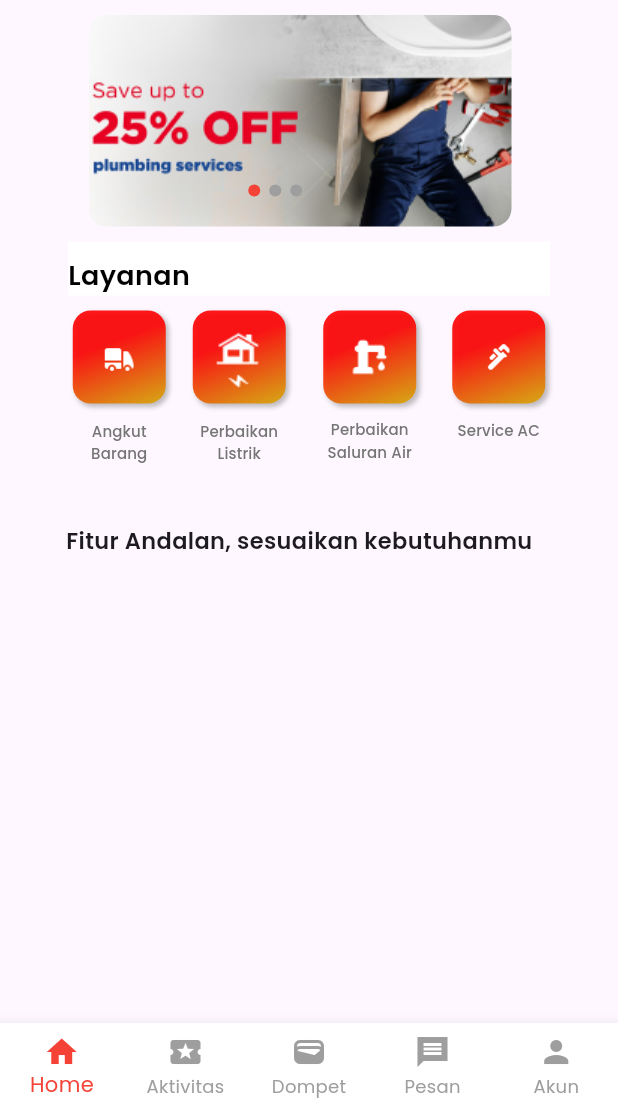
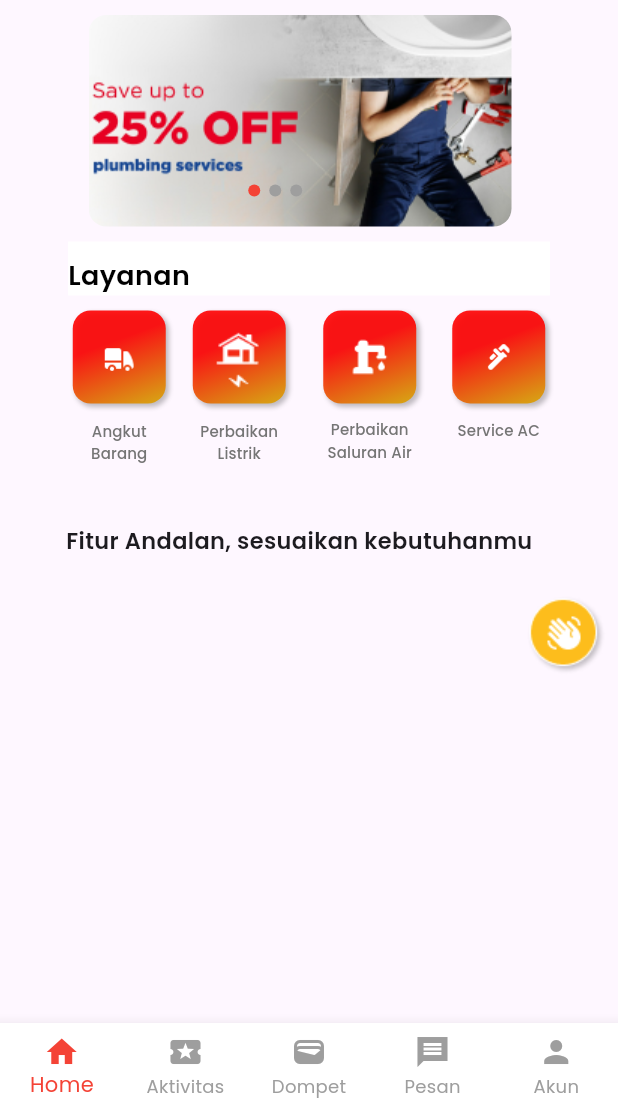
Before and after one commit to AhmadZ571/JasaRumahkuFinalPro, a Flutter app: the HomePage screen opened directly, on a phone screen of 412 x 824 dp, the part 126-1236 px from its top. Run offline on Flutter 3.47's test engine with Material 3 defaults, Android fonts, the phone set to English and light mode, and no system bars; drawn by our look-alikes of carousel_slider; our stand-ins replace firebase_auth, firebase_core, geolocator, google_maps_flutter, google_sign_in, location; missing offline and left inert: open_street_map_search_and_pick; accounts and stored records are empty.

```diff
--- a/lib/pages/home/home_page.dart
+++ b/lib/pages/home/home_page.dart
@@ -1,7 +1,8 @@
 import 'package:flutter/material.dart';
 import 'package:carousel_slider/carousel_slider.dart';
+import 'package:jasarumahku/pages/servis_ac/service_ac.dart';
 
-class HomePageSection extends StatelessWidget {
+class HomePageSection extends StatefulWidget {
   final int currentAdIndex;
   final CarouselController carouselController;
   final List<Map<String, dynamic>> adItems;
@@ -14,7 +15,14 @@ class HomePageSection extends StatelessWidget {
   }) : super(key: key);
 
   @override
+  State<HomePageSection> createState() => _HomePageSectionState();
+}
+
+class _HomePageSectionState extends State<HomePageSection> {
+  @override
   Widget build(BuildContext context) {
+    bool isVisible = true;
+
     return Column(
       children: [
         Container(
@@ -52,12 +60,12 @@ class HomePageSection extends StatelessWidget {
                   alignment: Alignment.topRight,
                   child: InkWell(
                     onTap: () {
-                      print(currentAdIndex);
+                      print(widget.currentAdIndex);
                     },
                     child: ClipRRect(
                       borderRadius: BorderRadius.circular(12.0),
                       child: CarouselSlider(
-                        items: adItems
+                        items: widget.adItems
                             .map(
                               (item) => Image.asset(
                                 item['image_path'],
@@ -66,7 +74,7 @@ class HomePageSection extends StatelessWidget {
                               ),
                             )
                             .toList(),
-                        carouselController: carouselController,
+                        carouselController: widget.carouselController,
                         options: CarouselOptions(
                           scrollPhysics: const BouncingScrollPhysics(),
                           autoPlay: true,
@@ -86,10 +94,10 @@ class HomePageSection extends StatelessWidget {
                   right: 0,
                   child: Row(
                     mainAxisAlignment: MainAxisAlignment.center,
-                    children: adItems.asMap().entries.map((entry) {
+                    children: widget.adItems.asMap().entries.map((entry) {
                       return GestureDetector(
                         onTap: () =>
-                            carouselController.animateToPage(entry.key),
+                            widget.carouselController.animateToPage(entry.key),
                         child: Container(
                           width: 8,
                           height: 8,
@@ -98,7 +106,7 @@ class HomePageSection extends StatelessWidget {
                           ),
                           decoration: BoxDecoration(
                             borderRadius: BorderRadius.circular(10),
-                            color: currentAdIndex == entry.key
+                            color: widget.currentAdIndex == entry.key
                                 ? Colors.red
                                 : Colors.grey,
                           ),
@@ -379,7 +387,11 @@ class HomePageSection extends StatelessWidget {
                         width: 62,
                         child: TextButton(
                           onPressed: () {
-                            // Handle Service AC button press
+                            Navigator.push(
+                              context,
+                              MaterialPageRoute(
+                                  builder: (context) => service_ac()),
+                            );
                           },
                           style: TextButton.styleFrom(
                             padding: EdgeInsets.zero,
@@ -463,6 +475,28 @@ class HomePageSection extends StatelessWidget {
             ),
           ),
         ),
+        Container(
+            alignment: Alignment.bottomRight,
+            child: Column(
+              crossAxisAlignment: CrossAxisAlignment.end,
+              mainAxisSize: MainAxisSize.min,
+              children: [
+                Visibility(
+                  visible: true, // Always visible
+                  child: IconButton(
+                    onPressed: () {
+                      setState(() {
+                        isVisible = !isVisible; // Update visibility state
+                      });
+                    },
+                    icon: Image(
+                      image: AssetImage(
+                          'assets/images/home_assets/ask_service.png'),
+                    ),
+                  ),
+                ),
+              ],
+            )),
       ],
     );
   }
--- a/lib/pages/servis_ac/service_ac.dart
+++ b/lib/pages/servis_ac/service_ac.dart
@@ -302,7 +302,10 @@ class _ServiceInformationPageState extends State<service_ac> {
                     print('AC 2 Selected Issues: $selectedIssuesAC2');
                     Navigator.push(
                       context,
-                      MaterialPageRoute(builder: (context) => OSMHome()),
+                      MaterialPageRoute(
+                          builder: (context) => OSMHome(
+                              selectedIssuesAC1: selectedIssuesAC1,
+                              selectedIssuesAC2: selectedIssuesAC2)),
                     );
                   },
                   style: ElevatedButton.styleFrom(
--- a/lib/pages/servis_ac/waktu_layanan_ac.dart
+++ b/lib/pages/servis_ac/waktu_layanan_ac.dart
@@ -1,6 +1,5 @@
 import 'package:flutter/material.dart';
 import 'package:intl/intl.dart';
-import 'package:jasarumahku/pages/servis_ac/confirmation_ac.dart';
 
 class Waktu_layanan extends StatelessWidget {
   @override
@@ -84,10 +83,6 @@ class _WaktuLayananACState extends State<WaktuLayananAC> {
                   // Handle button press
                   print('Selected Date: $selectedDate');
                   print('Selected Time: $selectedTime');
-                  Navigator.push(
-                    context,
-                    MaterialPageRoute(builder: (context) => ACConfirmation()),
-                  );
                 },
                 style: ElevatedButton.styleFrom(
                   primary: Colors.red,
--- a/pubspec.yaml
+++ b/pubspec.yaml
@@ -34,6 +34,7 @@ dependencies:
   carousel_slider: ^4.2.1
   smooth_page_indicator: ^1.1.0
   intl: ^0.17.0
+  http: ^0.13.6
   geolocator: ^10.1.0
 
   # The following adds the Cupertino Icons font to your application.
```
Also changed, not shown: lib/pages/maps/osmhome.dart (+23 -4 lines), lib/pages/servis_ac/confirmation_ac.dart (+58 -2 lines), assets/images/home_assets/ask_service.png (added), pubspec.lock, 1 other file.
